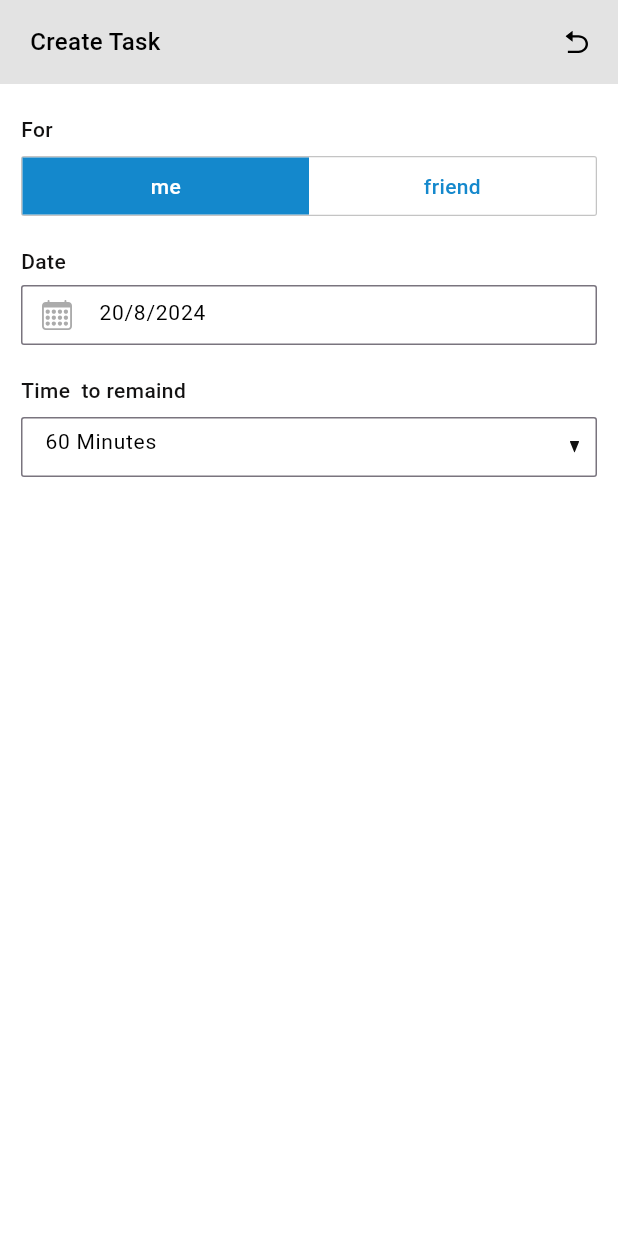
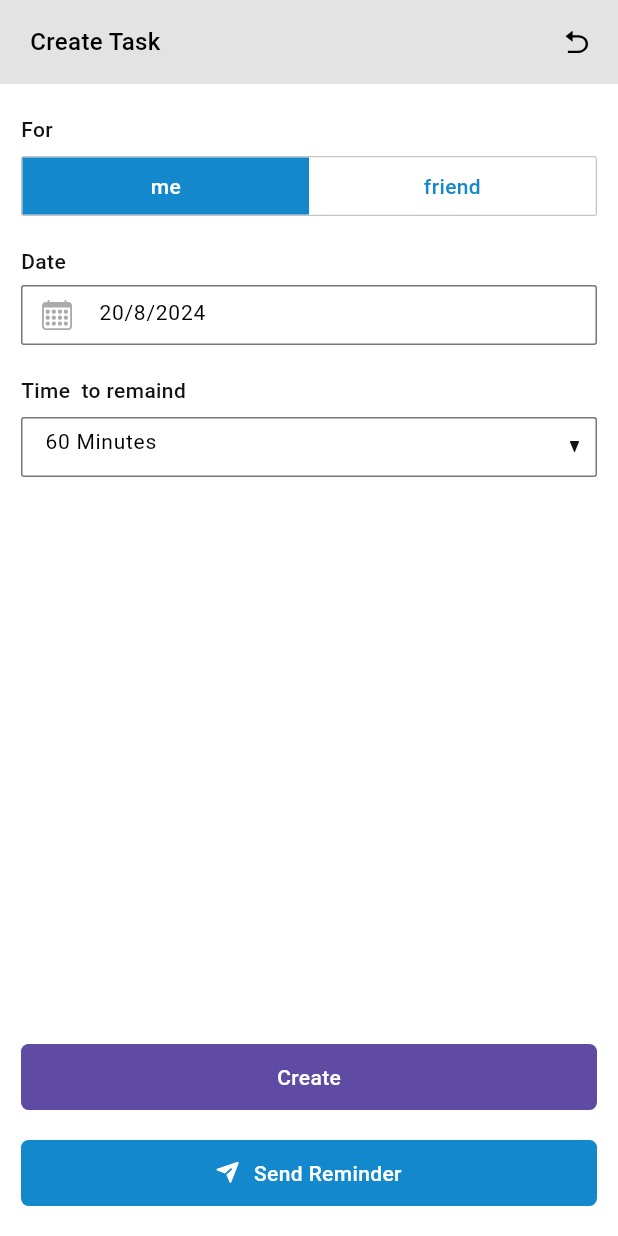
Before and after one commit to mfagri/reminder, a Flutter app: the CreateTask screen opened by its route, on a phone screen of 412 x 824 dp. Run offline on Flutter 3.47's test engine with Material 3 defaults, Android fonts, the phone set to English and light mode, and no system bars; our stand-ins replace animated_bottom_navigation_bar, flutter_svg; network calls fail.

Commit message:
add buttons create task

```diff
--- a/lib/view/task/create_task.dart
+++ b/lib/view/task/create_task.dart
@@ -1,3 +1,4 @@
+import 'package:flutter/cupertino.dart';
 import 'package:flutter/material.dart';
 import 'package:myapp/helpers/icon_constants.dart';
 import 'package:myapp/helpers/utils.dart';
@@ -31,6 +32,7 @@ class _CreateTaskState extends State<CreateTask> {
   Widget build(BuildContext context) {
     return Scaffold(
       backgroundColor: const Color(0xffFFFFFF),
+      resizeToAvoidBottomInset: true,
       appBar: AppBar(
         forceMaterialTransparency: true,
         scrolledUnderElevation: 0,
@@ -264,6 +266,68 @@ class _CreateTaskState extends State<CreateTask> {
                 ],
               ),
             ),
+            const Spacer(),
+            Padding(
+              padding: const EdgeInsets.symmetric(
+                horizontal: 14,
+              ),
+              child: Container(
+                height: 44,
+                width: MediaQuery.of(context).size.width,
+                decoration: BoxDecoration(
+                  color: const Color(0xff5F4BA3),
+                  borderRadius: BorderRadius.circular(5),
+                ),
+                child: const Center(
+                  child: Text(
+                    'Create',
+                    style: TextStyle(
+                      color: Colors.white,
+                      fontSize: 14,
+                      fontFamily: 'Roboto',
+                      fontWeight: FontWeight.w500,
+                    ),
+                  ),
+                ),
+              ),
+            ),
+            const SizedBox(
+              height: 20,
+            ),
+            Padding(
+              padding: const EdgeInsets.symmetric(
+                horizontal: 14,
+              ),
+              child: Container(
+                height: 44,
+                width: MediaQuery.of(context).size.width,
+                decoration: BoxDecoration(
+                  color: const Color(0xff1488CC),
+                  borderRadius: BorderRadius.circular(5),
+                ),
+                child: Row(
+                  mainAxisAlignment: MainAxisAlignment.center,
+                  children: [
+                    appIcon(IconsConstants.send, false, context, 15, 15),
+                    const SizedBox(
+                      width: 10,
+                    ),
+                    const Text(
+                      'Send Reminder',
+                      style: TextStyle(
+                        color: Colors.white,
+                        fontSize: 14,
+                        fontFamily: 'Roboto',
+                        fontWeight: FontWeight.w500,
+                      ),
+                    ),
+                  ],
+                ),
+              ),
+            ),
+            const SizedBox(
+              height: 20,
+            ),
           ],
         ),
       ),
--- a/lib/view/task/widget/friends_dropdown.dart
+++ b/lib/view/task/widget/friends_dropdown.dart
@@ -75,19 +75,22 @@ class _FriendsDropdownState extends State<FriendsDropdown> {
                     fontWeight: FontWeight.w400,
                   ),
                 ),
+                side: WidgetStateProperty.all(
+                  const BorderSide(
+                    color: Color(0xffC4C4C4),
+                    width: 1,
+                  ),
+                ),
               ),
               labelWidget: Container(
-// Suggested code may be subject to a license. Learn more: ~LicenseLog:2488461075.
-// Suggested code may be subject to a license. Learn more: ~LicenseLog:2860496347.
                 margin: const EdgeInsets.only(bottom: 10),
                 height: 60,
                 width: MediaQuery.of(context).size.width,
-// Suggested code may be subject to a license. Learn more: ~LicenseLog:1264046045.
                 decoration: BoxDecoration(
                   color: Colors.white,
                   borderRadius: BorderRadius.circular(5),
                   border: Border.all(
-                    color: const Color(0xffE0E0E0),
+                    color: const Color(0xffC4C4C4),
                     width: 1,
                   ),
                 ),
--- a/lib/view/task/widget/time_dropdown.dart
+++ b/lib/view/task/widget/time_dropdown.dart
@@ -44,8 +44,15 @@ class _TimeWidgetState extends State<TimeWidget> {
             ),
             borderRadius: BorderRadius.circular(2),
           ),
+          focusedBorder: OutlineInputBorder(
+            borderRadius: BorderRadius.circular(2),
+            borderSide: const BorderSide(
+              color: Color(0xFFC4C4C4),
+            ),
+          ),
         ),
-        width: MediaQuery.of(context).size.width - 28, //28 because of padding 14 in left and right
+        width: MediaQuery.of(context).size.width -
+            28, //28 because of padding 14 in left and right
         hintText: time,
         initialSelection: time,
         textStyle: const TextStyle(
```
